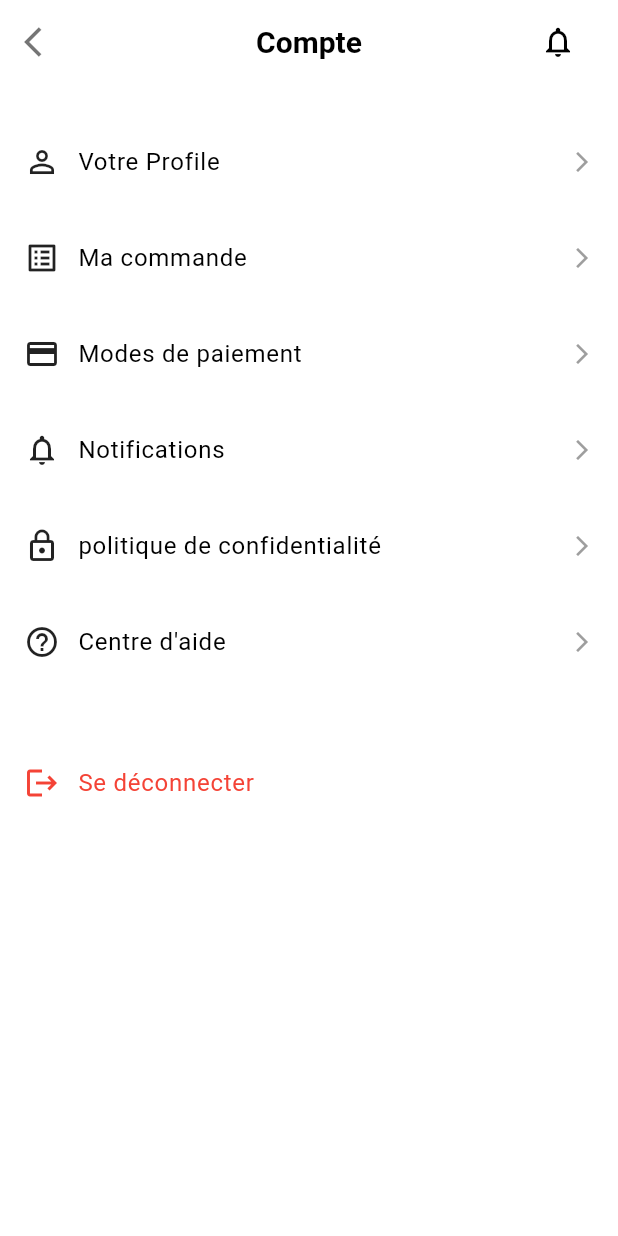
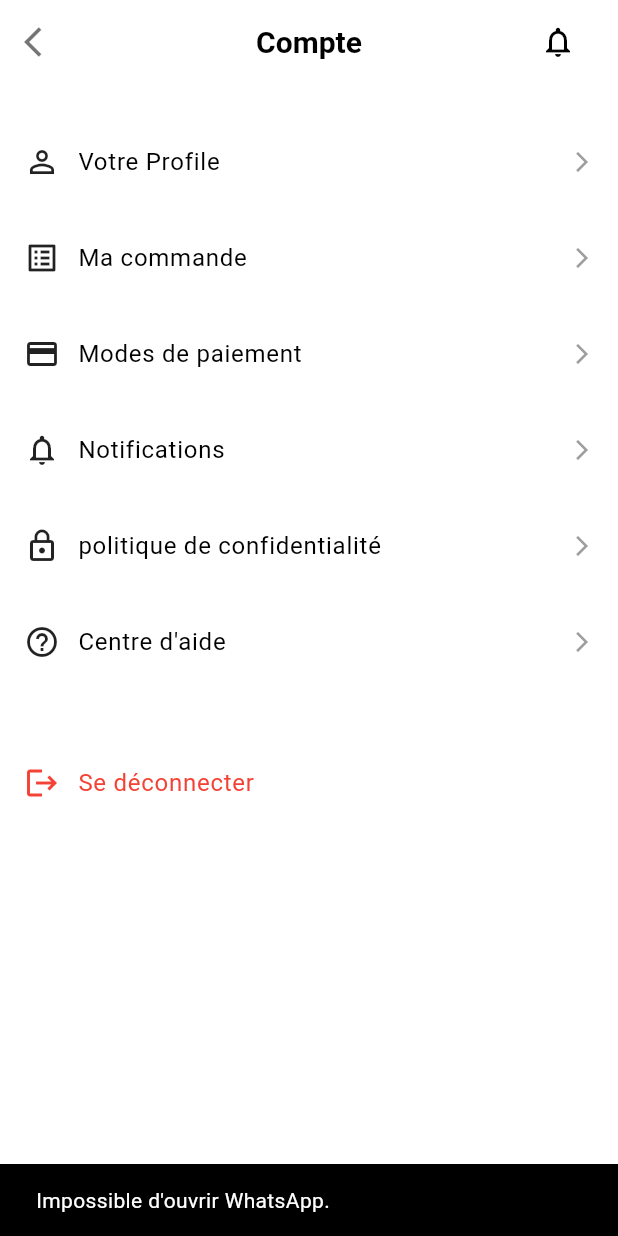
Before and after one commit to Pessidjo-Germann/ln_foot, a Flutter app: the ProfileScreen screen opened directly, after a tap on an icon or button, on a phone screen of 412 x 824 dp. Run offline on Flutter 3.47's test engine with Material 3 defaults, Android fonts, the phone set to English and light mode, and no system bars; our stand-ins replace bloc, equatable, flutter_bloc, flutter_secure_storage, flutter_svg, pinput and 2 more; missing offline and left inert: keycloak_wrapper, openapi_generator_annotations, openid_client; accounts and stored records are empty; network calls fail; project files that could hold a hidden picture were left out.

Commit message:
feat: add WhatsApp support in Help Center with error handling

```diff
--- a/lib/screen/profile_screen.dart
+++ b/lib/screen/profile_screen.dart
@@ -7,6 +7,7 @@ import 'package:ln_foot/screen/privacy_policy_screen.dart'; // Import PrivacyPol
 import 'package:ln_foot/widgets/common/logout_confirmation_dialog.dart';
 import 'package:ln_foot/widgets/custom_app_bar.dart';
 import 'package:ln_foot/widgets/profile/profile_menu_item.dart';
+import 'package:url_launcher/url_launcher.dart'; // Import url_launcher
 
 class ProfileScreen extends StatelessWidget {
   const ProfileScreen({super.key});
@@ -98,7 +99,18 @@ class ProfileScreen extends StatelessWidget {
             ProfileMenuItem(
               icon: Icons.help_outline,
               title: 'Centre d\'aide',
-              onTap: () {},
+              onTap: () async {
+                const phone = '678558841';
+                final url = Uri.parse('https://wa.me/$phone');
+                if (await canLaunchUrl(url)) {
+                  await launchUrl(url, mode: LaunchMode.externalApplication);
+                } else {
+                  ScaffoldMessenger.of(context).showSnackBar(
+                    const SnackBar(
+                        content: Text('Impossible d\'ouvrir WhatsApp.')),
+                  );
+                }
+              },
             ),
 
             const SizedBox(height: 30), // Spacer before logout
```
